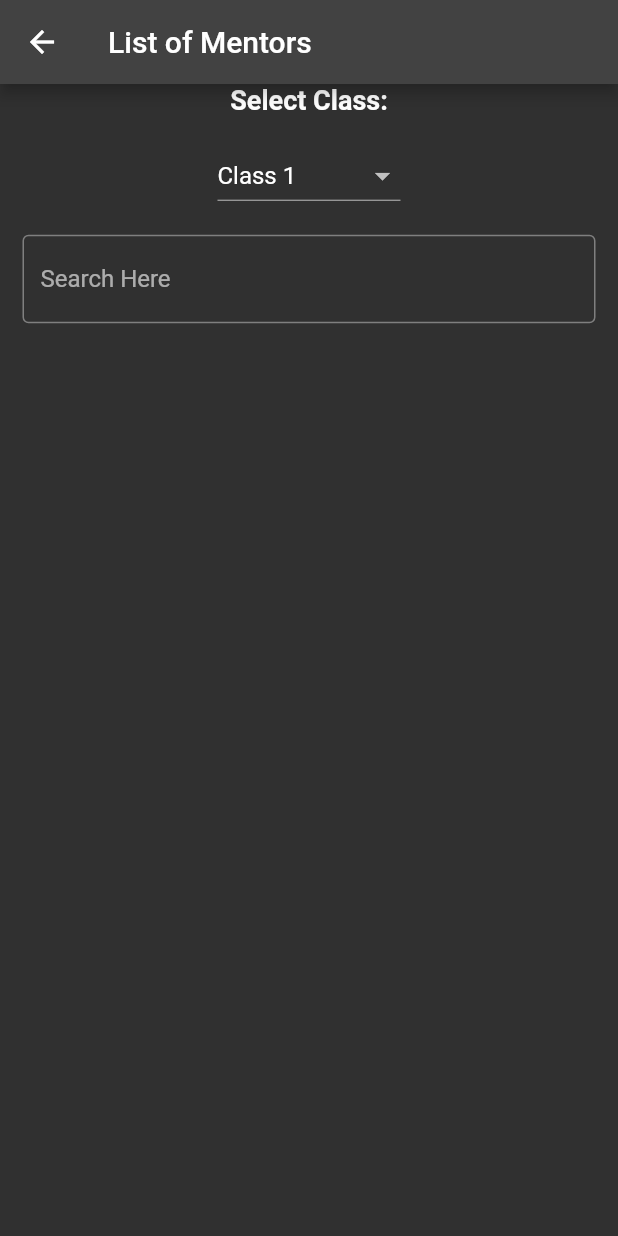
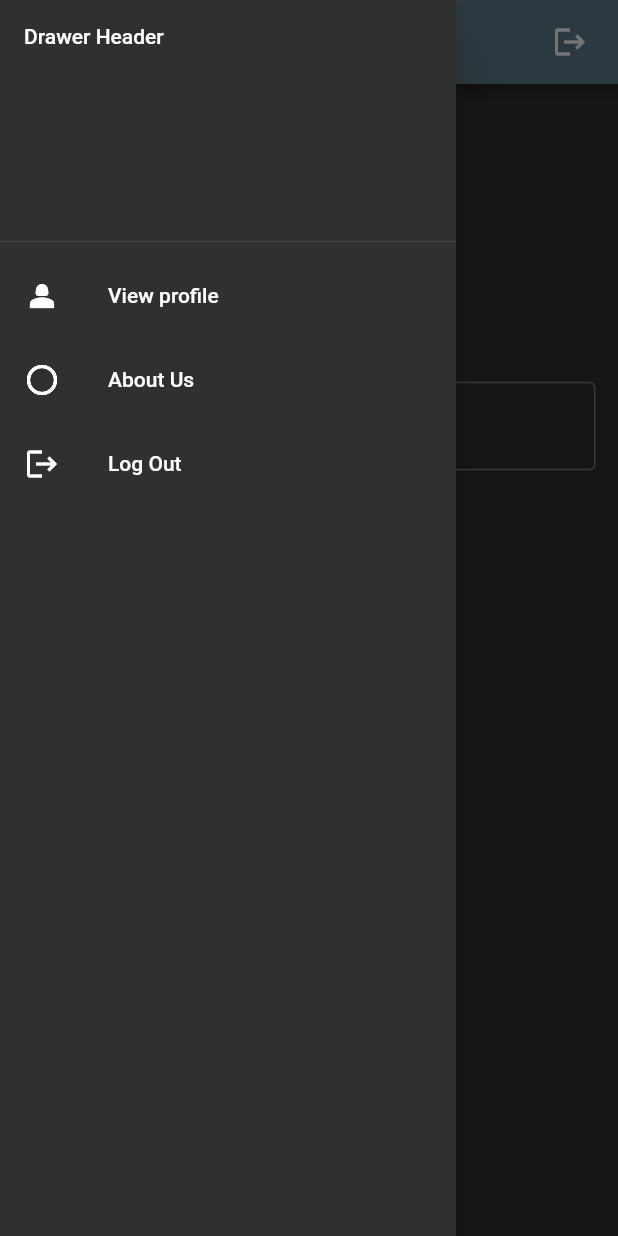
Before and after one commit to DiyaSingla/Learn-Aid, a Flutter app: the MentorSearchScreen screen opened directly, with the side drawer open (before the commit the screen has no drawer), on a phone screen of 412 x 824 dp. Run offline on Flutter 3.47's test engine with Material 2 defaults, Android fonts, the phone set to English and light mode, and no system bars; our stand-ins replace cloud_firestore, firebase_auth, firebase_core; accounts and stored records are empty; Roboto replaces fonts that are missing (Alkalami).

Commit message:
Added LogOut feature

```diff
--- a/lib/ngo_dashboard.dart
+++ b/lib/ngo_dashboard.dart
@@ -1,9 +1,11 @@
 import 'package:cloud_firestore/cloud_firestore.dart';
+import 'package:firebase_auth/firebase_auth.dart';
 import 'package:flutter/material.dart';
+import 'package:learn_aid/about_us.dart';
 import 'package:learn_aid/reusable_widget.dart';
+import 'package:learn_aid/signin.dart';
 
 import 'mentor_info.dart';
-
 
 class MentorSearchScreen extends StatefulWidget {
   MentorSearchScreen({Key? key}) : super(key: key);
@@ -13,6 +15,7 @@ class MentorSearchScreen extends StatefulWidget {
 }
 
 class MentorSearchScreenState extends State<MentorSearchScreen> {
+  final GlobalKey<ScaffoldState> _scaffoldKey = GlobalKey<ScaffoldState>();
   List searchResult = [];
 
   String? selectedClass = 'Class 1';
@@ -41,16 +44,83 @@ class MentorSearchScreenState extends State<MentorSearchScreen> {
   Widget build(BuildContext context) {
     return Scaffold(
       appBar: AppBar(
-        title: const Text("List of Mentors"),
+        leading: IconButton(
+          icon: Icon(Icons.menu),
+          onPressed: () {
+            // Get a reference to the current Scaffold widget
+            _scaffoldKey.currentState?.openDrawer();
+          },
+        ),
+        title: const Text("Your Dashboard"),
+        backgroundColor: Colors.blueGrey,
+        automaticallyImplyLeading: false,
+        actions: [
+          IconButton(
+              padding: const EdgeInsets.symmetric(horizontal: 20),
+              onPressed: () {
+                FirebaseAuth.instance.signOut().then((value) {
+                  print("Signed Out");
+                  Navigator.pushReplacement(context,
+                      MaterialPageRoute(builder: (context) => SignIn()));
+                });
+              },
+              icon: Icon(Icons.logout))
+        ],
+      ),
+      drawer: Drawer(
+        child: ListView(
+          padding: EdgeInsets.zero,
+          children: <Widget>[
+            DrawerHeader(
+              child: Text('Drawer Header'),
+            ),
+            ListTile(
+              leading: Icon(Icons.person_2_sharp),
+              title: Text('View profile'),
+              onTap: () {
+                //Navigator.pop(context);
+                // Navigate to home screen
+              },
+            ),
+            ListTile(
+              leading: Icon(Icons.info_outline_sharp),
+              title: Text('About Us'),
+              onTap: () {
+                Navigator.push(context,
+                    MaterialPageRoute(builder: (context) => AboutUs()));
+              },
+            ),
+            ListTile(
+              leading: Icon(Icons.logout),
+              title: Text('Log Out'),
+              onTap: () {
+                FirebaseAuth.instance.signOut().then((value) {
+                  print("Signed Out");
+                  Navigator.pushReplacement(context,
+                      MaterialPageRoute(builder: (context) => SignIn()));
+                });
+              },
+            ),
+          ],
+        ),
       ),
       body: Column(
         children: [
-          Text(
+          const Text('\n'),
+          const Text(
+            "LIST OF MENTORS",
+            style: TextStyle(
+                fontWeight: FontWeight.bold,
+                fontSize: 18.0,
+                fontFamily: "Alkalami"),
+          ),
+          const Text('\n\n'),
+          const Text(
             'Select Class:',
             style: TextStyle(
               color: Colors.white,
               fontWeight: FontWeight.bold,
-              fontSize: 18.0,
+              fontSize: 15.0,
             ),
           ),
           SizedBox(height: MediaQuery.of(context).size.height * 0.02),
@@ -77,7 +147,7 @@ class MentorSearchScreenState extends State<MentorSearchScreen> {
           Padding(
             padding: const EdgeInsets.all(15.0),
             child: TextField(
-              decoration: InputDecoration(
+              decoration: const InputDecoration(
                 border: OutlineInputBorder(),
                 hintText: "Search Here",
               ),
@@ -103,7 +173,7 @@ class MentorSearchScreenState extends State<MentorSearchScreen> {
                       decoration: BoxDecoration(
                           border: Border.all(color: Colors.grey),
                           borderRadius: BorderRadius.circular(10),
-                          gradient: LinearGradient(colors: [
+                          gradient: const LinearGradient(colors: [
                             Color.fromARGB(255, 95, 94, 94),
                             Colors.grey
                           ])),
--- a/lib/reusable_widget.dart
+++ b/lib/reusable_widget.dart
@@ -82,12 +82,12 @@ SizedBox searchMentor(String name, String ph, String sub, String cls) {
                       Padding(padding: EdgeInsets.only(top: 15)),
                       Text(
                         'Name : ' + name,
-                        textAlign: TextAlign.left,
+                        textAlign: TextAlign.center,
                       ),
                       Padding(padding: EdgeInsets.only(top: 15)),
                       Text(
                         'Phone : ' + ph,
-                        textAlign: TextAlign.left,
+                        textAlign: TextAlign.center,
                       ),
                     ],
                   ),
--- a/lib/signup.dart
+++ b/lib/signup.dart
@@ -17,7 +17,7 @@ class SignUpState extends State<SignUp> {
   Widget build(BuildContext context) {
     return Scaffold(
         body: Container(
-            decoration: BoxDecoration(
+            decoration: const BoxDecoration(
                 gradient: LinearGradient(colors: [
               Color.fromARGB(255, 0, 0, 0),
               Color.fromARGB(255, 43, 40, 41),
```
Also changed, not shown: lib/logoPage.dart (+3 -35 lines), lib/mentor_dashboard.dart (+39 -15 lines), lib/signin.dart (+2 -10 lines).
